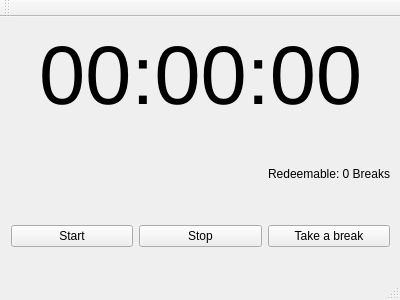
This is mainwindow.ui in jnvo25/Fokus as Qt 5 draws it before an edit. The edited form follows.
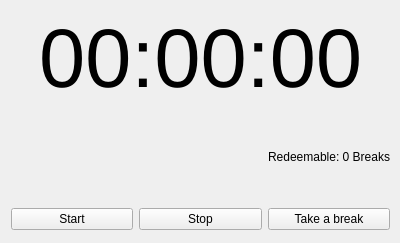
This is the edited form.

Commit message: Remove unnecessary UI elements

```diff
--- a/mainwindow.ui
+++ b/mainwindow.ui
@@ -7,7 +7,7 @@
     <x>0</x>
     <y>0</y>
     <width>400</width>
-    <height>300</height>
+    <height>243</height>
    </rect>
   </property>
   <property name="windowTitle">
@@ -89,25 +89,6 @@
     </layout>
    </widget>
   </widget>
-  <widget class="QMenuBar" name="menuBar">
-   <property name="geometry">
-    <rect>
-     <x>0</x>
-     <y>0</y>
-     <width>400</width>
-     <height>22</height>
-    </rect>
-   </property>
-  </widget>
-  <widget class="QToolBar" name="mainToolBar">
-   <attribute name="toolBarArea">
-    <enum>TopToolBarArea</enum>
-   </attribute>
-   <attribute name="toolBarBreak">
-    <bool>false</bool>
-   </attribute>
-  </widget>
-  <widget class="QStatusBar" name="statusBar"/>
  </widget>
  <layoutdefault spacing="6" margin="11"/>
  <resources/>
```
Left out of the diff: 2 changed lines with no effect on the pictures.
